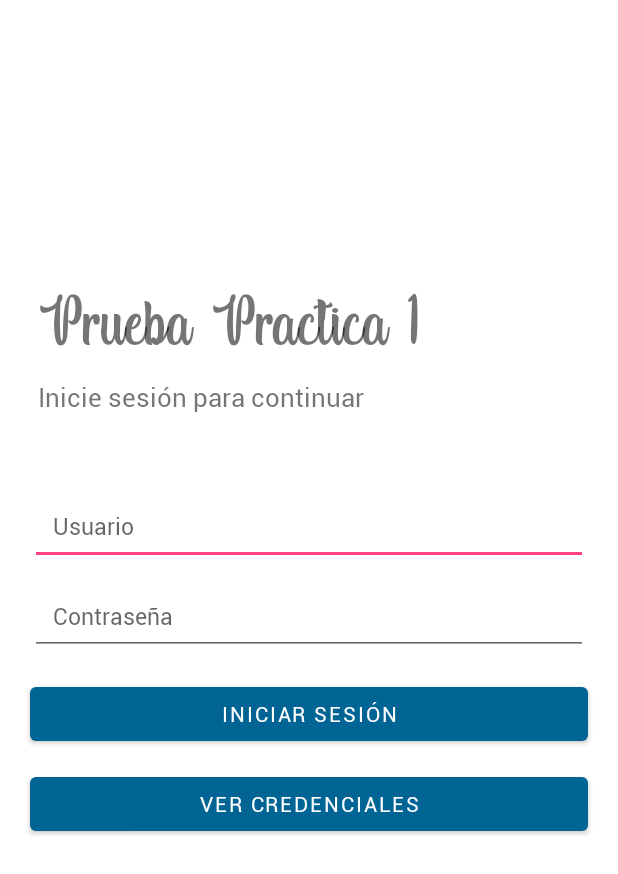
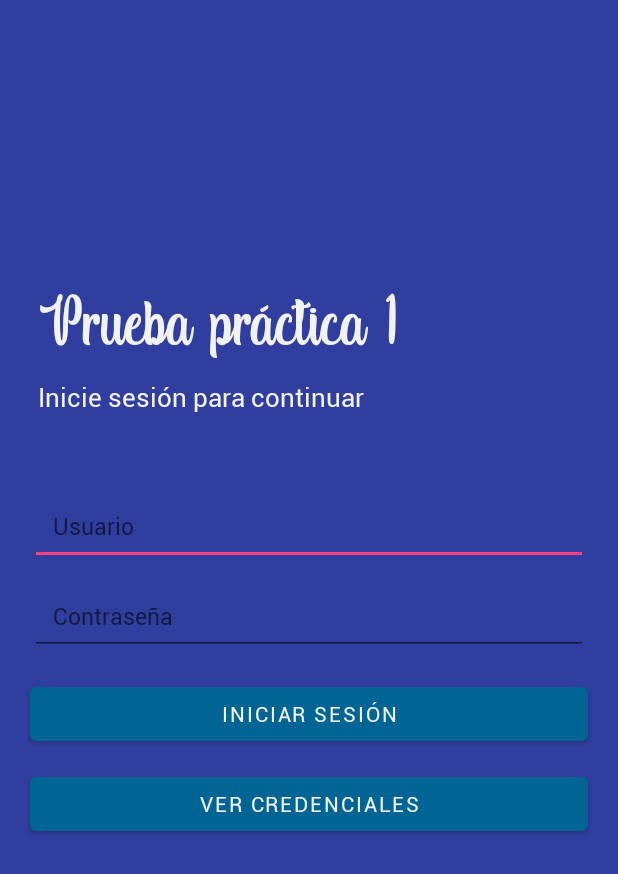
Before and after one commit to Ernest00/Prueba_Practica_1_DSM_LA181955_MA181956, an Android app: the screen it shows after launch (MainActivity), on a phone screen of 412 x 824 dp. Shown: the top 874 px of the screen. Run offline under Robolectric (Android 15) with nearby library versions, the phone set to English and light mode, and no system bars.

Commit message:
Actualizando colores de actividades

```diff
--- a/PruebaPractica1DSM_LA181955_MA181956/app/src/main/res/layout/activity_main.xml
+++ b/PruebaPractica1DSM_LA181955_MA181956/app/src/main/res/layout/activity_main.xml
@@ -4,55 +4,59 @@
     xmlns:tools="http://schemas.android.com/tools"
     android:layout_width="match_parent"
     android:layout_height="match_parent"
+    android:background="#303F9F"
     tools:context=".MainActivity">
 
     <TextView
         android:id="@+id/tv_title"
         android:layout_width="wrap_content"
         android:layout_height="wrap_content"
-        android:text="@string/app_name"
-        android:textSize="50sp"
-        android:fontFamily="@font/indigo_daisy"
+        android:layout_above="@id/tv_subtitle"
         android:layout_marginStart="25dp"
         android:layout_marginBottom="10dp"
-        android:layout_above="@id/tv_subtitle"/>
+        android:fontFamily="@font/indigo_daisy"
+        android:text="@string/app_name"
+        android:textColor="#f2f2f2"
+        android:textSize="50sp" />
 
     <TextView
         android:id="@+id/tv_subtitle"
         android:layout_width="wrap_content"
         android:layout_height="wrap_content"
-        android:text="@string/tag"
-        android:textSize="17sp"
-        android:fontFamily="@font/roboto_regular"
+        android:layout_above="@id/et_user"
         android:layout_marginStart="25dp"
         android:layout_marginBottom="50dp"
-        android:layout_above="@id/et_user"/>
+        android:fontFamily="@font/roboto_regular"
+        android:text="@string/tag"
+        android:textColor="#f2f2f2"
+        android:textSize="17sp" />
 
     <EditText
         android:id="@+id/et_user"
         android:layout_width="match_parent"
         android:layout_height="50dp"
-        android:hint="@string/e_mail"
+        android:layout_above="@id/et_password"
         android:layout_marginLeft="20dp"
         android:layout_marginRight="20dp"
+        android:fontFamily="@font/roboto_regular"
+        android:hint="@string/e_mail"
+        android:inputType="textEmailAddress"
         android:padding="15dp"
-        android:inputType="textEmailAddress"
-        android:fontFamily="@font/roboto_regular"
-        android:layout_above="@id/et_password"
         android:textSize="15sp" />
 
     <EditText
         android:id="@+id/et_password"
         android:layout_width="match_parent"
         android:layout_height="50dp"
+        android:layout_centerInParent="true"
+        android:layout_marginLeft="20dp"
+        android:layout_marginTop="10dp"
+        android:layout_marginRight="20dp"
+        android:fontFamily="@font/roboto_regular"
         android:hint="@string/password"
-        android:layout_marginLeft="20dp"
-        android:layout_marginRight="20dp"
-        android:layout_marginTop="10dp"
+        android:inputType="textPassword"
         android:padding="15dp"
-        android:fontFamily="@font/roboto_regular"
-        android:inputType="textPassword"
-        android:layout_centerInParent="true"
+        android:textColor="#f2f2f2"
         android:textSize="15sp" />
 
     <Button
@@ -61,11 +65,11 @@
         android:layout_height="wrap_content"
         android:layout_below="@id/et_password"
         android:layout_marginLeft="20dp"
+        android:layout_marginTop="15dp"
         android:layout_marginRight="20dp"
-        android:layout_marginTop="15dp"
         android:fontFamily="@font/roboto_regular"
-        android:textColor="@android:color/white"
-        android:text="@string/login"/>
+        android:text="@string/login"
+        android:textColor="#f2f2f2" />
 
     <Button
         android:id="@+id/btn_verCredenciales"
@@ -73,10 +77,10 @@
         android:layout_height="wrap_content"
         android:layout_below="@id/et_password"
         android:layout_marginLeft="20dp"
+        android:layout_marginTop="75dp"
         android:layout_marginRight="20dp"
-        android:layout_marginTop="75dp"
         android:fontFamily="@font/roboto_regular"
-        android:textColor="@android:color/white"
-        android:text="@string/credentials"/>
+        android:text="@string/credentials"
+        android:textColor="#f2f2f2" />
 
 </RelativeLayout>
--- a/PruebaPractica1DSM_LA181955_MA181956/app/src/main/res/values/strings.xml
+++ b/PruebaPractica1DSM_LA181955_MA181956/app/src/main/res/values/strings.xml
@@ -1,5 +1,5 @@
 <resources>
-    <string name="app_name">Prueba Practica 1</string>
+    <string name="app_name">Prueba práctica 1</string>
     <!-- TODO: Remove or change this placeholder text -->
     <string name="hello_blank_fragment">Hello blank fragment</string>
     <string name="tag">Inicie sesión para continuar</string>
```
Also changed, not shown: PruebaPractica1DSM_LA181955_MA181956/app/src/main/res/layout/activity_opciones.xml (+14 -7 lines).
